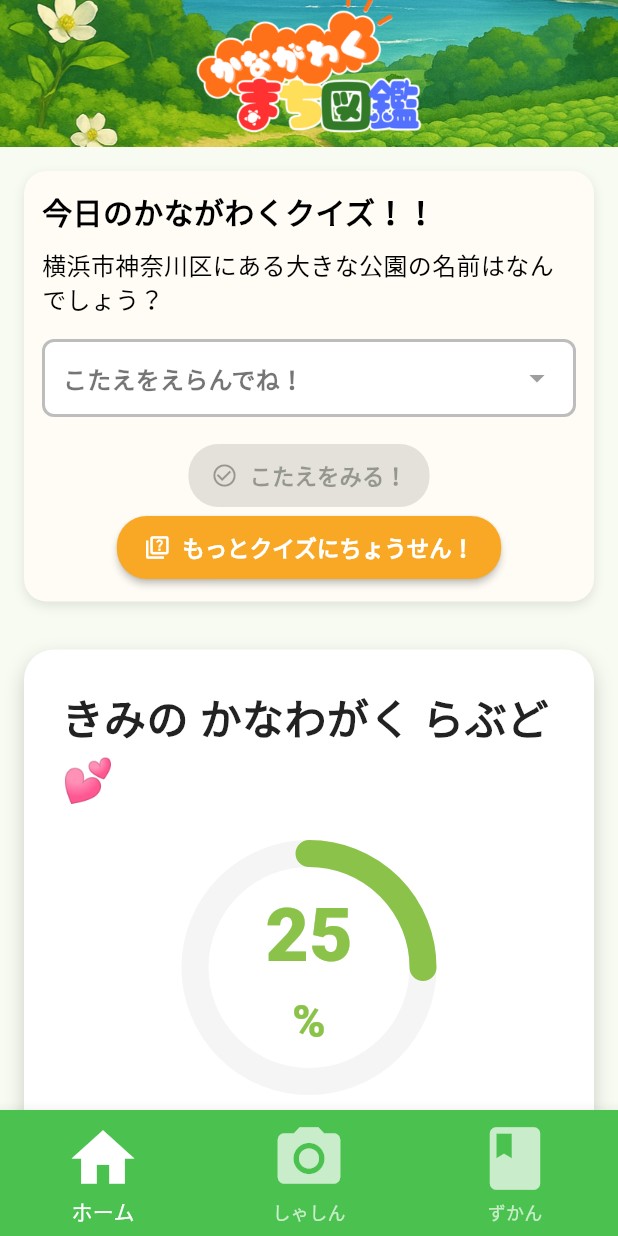
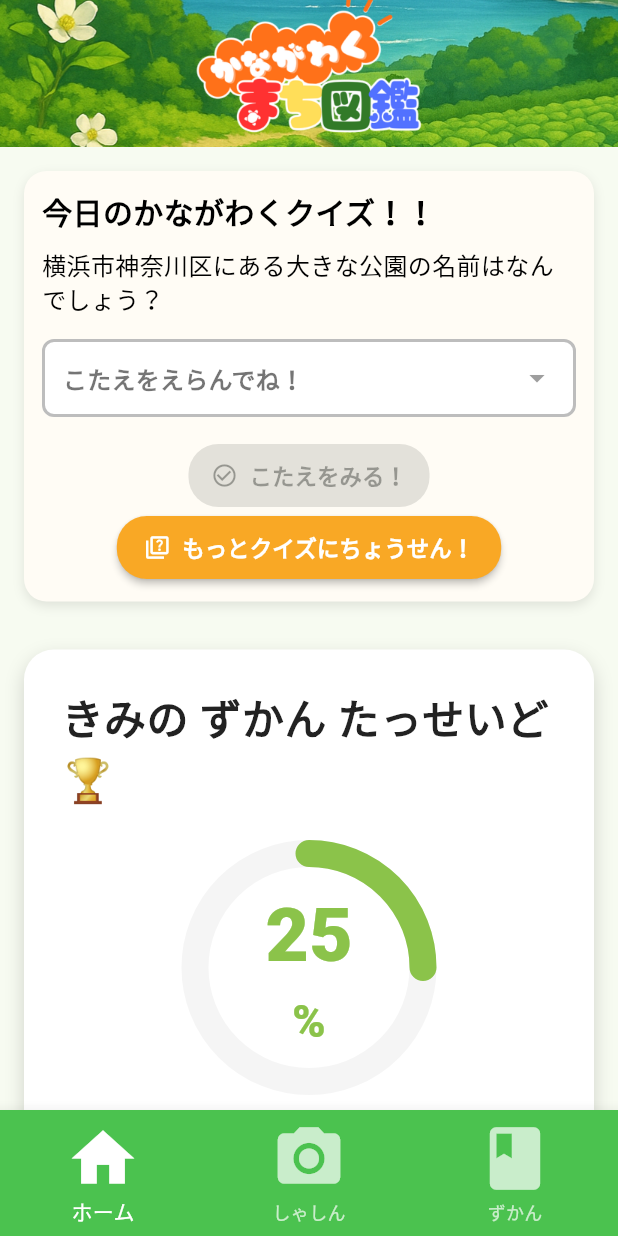
Before and after one commit to renrenbatabata/kanagawa-machizukan, a Flutter app: the screen it shows after launch, after a tap on "はじめる", on a phone screen of 412 x 824 dp. Run offline on Flutter 3.47's test engine with Material 3 defaults, Android fonts, the phone set to English and light mode, and no system bars; drawn by our look-alikes of percent_indicator; our stand-ins replace camera, geolocator, google_fonts.

Commit message:
ずかんたっせいどに変更

```diff
--- a/frontend/lib/screens/home_page/kanagawa_love_area.dart
+++ b/frontend/lib/screens/home_page/kanagawa_love_area.dart
@@ -93,7 +93,12 @@ class KanagawaLoveArea extends StatelessWidget {
         boxShadow: [
           // 影
           BoxShadow(
-            color: Colors.black.withOpacity(0.18), // 影の色と透明度を調整
+            color: const Color.fromARGB(
+              255,
+              26,
+              25,
+              25,
+            ).withOpacity(0.18), // 影の色と透明度を調整
             blurRadius: 10, // 影のぼかし具合
             offset: const Offset(0, 5), // 影のオフセット
           ),
@@ -103,7 +108,7 @@ class KanagawaLoveArea extends StatelessWidget {
       child: Column(
         children: [
           Text(
-            'きみの かなわがく らぶど💕',
+            'きみの ずかん たっせいど🏆',
             style: const TextStyle(
               fontSize: 28, // 文字サイズを大きく
               fontWeight: FontWeight.w900, // さらに太く
--- a/frontend/lib/screens/quiz_page/quiz_screen.dart
+++ b/frontend/lib/screens/quiz_page/quiz_screen.dart
@@ -154,7 +154,7 @@ class _QuizScreenState extends State<QuizScreen> {
                       ),
                     ),
                   ),
-                  const SizedBox(height: 30),
+                  const SizedBox(height: 10),
 
                   // 選択肢
                   ...List.generate(currentQuestion.options.length, (index) {
@@ -274,7 +274,7 @@ class _QuizScreenState extends State<QuizScreen> {
                   if (_isAnswerChecked)
                     Column(
                       children: [
-                        const SizedBox(height: 20),
+                        const SizedBox(height: 10),
                         Container(
                           padding: const EdgeInsets.all(15),
                           decoration: BoxDecoration(
@@ -315,7 +315,7 @@ class _QuizScreenState extends State<QuizScreen> {
                                           : AppColors.wrongAnswerRed,
                                 ),
                               ),
-                              const SizedBox(height: 10),
+                              const SizedBox(height: 5),
                               Text(
                                 currentQuestion.explanation,
                                 style: const TextStyle(
--- a/frontend/lib/screens/register_photo/register_photo_screen.dart
+++ b/frontend/lib/screens/register_photo/register_photo_screen.dart
@@ -14,7 +14,7 @@ Future<Map<String, dynamic>?> uploadImageToPythonServer(
   String category,
   Position position,
 ) async {
-  final uri = Uri.parse('http://10.17.8.110:5000/app');
+  final uri = Uri.parse('http://10.17.8.230:8080/analyze');
 
   final request = http.MultipartRequest('POST', uri);
   request.files.add(await http.MultipartFile.fromPath('image', imageFile.path));
--- a/frontend/lib/screens/start_page/start_page.dart
+++ b/frontend/lib/screens/start_page/start_page.dart
@@ -1,9 +1,63 @@
-// lib/widgets/header.dart
+// lib/widgets/header.dart を StartPage が含まれるファイル名に読み替えてください
 import 'package:flutter/material.dart';
 import 'package:frontend/screens/home_page/home_page.dart';
 
-class StartPage extends StatelessWidget {
+// アニメーションを制御するために StatefulWidget に変更
+class StartPage extends StatefulWidget {
   const StartPage({super.key});
+
+  @override
+  State<StartPage> createState() => _StartPageState();
+}
+
+class _StartPageState extends State<StartPage> with TickerProviderStateMixin {
+  // アニメーション
+  late AnimationController _logoController;
+  late Animation<double> _logoFadeAnimation;
+  late Animation<double> _logoScaleAnimation;
+
+  @override
+  void initState() {
+    super.initState();
+
+    // === ロゴアニメーションの設定 ===
+    _logoController = AnimationController(
+      vsync: this,
+      duration: const Duration(milliseconds: 1500), // アニメーションの長さ
+    );
+
+    // フェードインアニメーション (0.0 から 1.0 へ)
+    _logoFadeAnimation = Tween<double>(begin: 0.0, end: 1.0).animate(
+      CurvedAnimation(
+        parent: _logoController,
+        curve: const Interval(
+          0.0,
+          0.4,
+          curve: Curves.easeIn,
+        ), // アニメーションの0%から70%でフェードイン
+      ),
+    );
+
+    // スケールアニメーション (少し拡大)
+    _logoScaleAnimation = Tween<double>(begin: 0.8, end: 1.0).animate(
+      CurvedAnimation(
+        parent: _logoController,
+        curve: const Interval(
+          0.3,
+          1.0,
+          curve: Curves.easeOutBack,
+        ), // アニメーションの30%から100%で拡大（バウンス効果）
+      ),
+    );
+
+    _logoController.forward(); // ロゴアニメーションを開始
+  }
+
+  @override
+  void dispose() {
+    _logoController.dispose(); // コントローラーを破棄
+    super.dispose();
+  }
 
   @override
   Widget build(BuildContext context) {
@@ -20,16 +74,31 @@ class StartPage extends StatelessWidget {
             child: Column(
               mainAxisSize: MainAxisSize.min,
               children: [
-                // アプリロゴ
-                Image.asset('images/logo.png', width: 470),
+                // アプリロゴ（アニメーションで包む）
+                FadeTransition(
+                  opacity: _logoFadeAnimation,
+                  child: ScaleTransition(
+                    scale: _logoScaleAnimation,
+                    child: Image.asset('images/logo.png', width: 470),
+                  ),
+                ),
                 const SizedBox(height: 90),
-                // スタートボタン（テキストのみ）
-                ElevatedButton(
+                // スタートボタン（アニメーションで包む）
+                AnimatedBuilder(
+                  animation: _logoFadeAnimation,
+                  builder: (context, child) {
+                    return Transform.scale(
+                      scale: _logoFadeAnimation.value,
+                      child: child,
+                    );
+                  },
+                  child: ElevatedButton(
                     style: ElevatedButton.styleFrom(
                       backgroundColor: Colors.orangeAccent,
                       shape: RoundedRectangleBorder(
-                      // 角丸のボタン
-                      borderRadius: BorderRadius.all(Radius.circular(15)),
+                        borderRadius: const BorderRadius.all(
+                          Radius.circular(15),
+                        ),
                         side: const BorderSide(
                           color: Color.fromARGB(255, 136, 89, 2),
                           width: 2,
@@ -50,7 +119,9 @@ class StartPage extends StatelessWidget {
                     onPressed: () {
                       Navigator.push(
                         context,
-                      MaterialPageRoute(builder: (context) => const HomePage()),
+                        MaterialPageRoute(
+                          builder: (context) => const HomePage(),
+                        ),
                       );
                     },
                     child: const Text(
@@ -62,6 +133,7 @@ class StartPage extends StatelessWidget {
                       ),
                     ),
                   ),
+                ),
               ],
             ),
           ),
--- a/frontend/pubspec.yaml
+++ b/frontend/pubspec.yaml
@@ -13,7 +13,7 @@ dependencies:
 
   permission_handler: ^11.0.1
   geolocator: ^9.0.2
-  http: ^0.13.6
+  http: ^1.4.0
   intl: ^0.18.0
   cupertino_icons: ^1.0.8
   font_awesome_flutter: ^10.8.0
```
Also changed, not shown: frontend/lib/screens/result_page/flower_result_page.dart (+4 -3 lines), frontend/lib/screens/zukan_page/zukan.dart (+13 -13 lines), frontend/lib/screens/zukan_page/zukan_card.dart (+32 -11 lines), frontend/pubspec.lock, 2 other files. Lines whose indentation alone changed are shown as unchanged.
